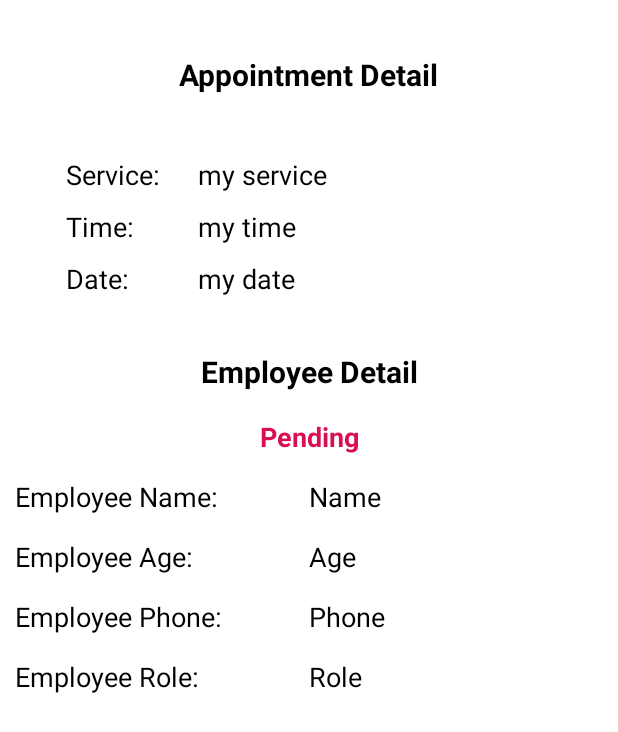
After one commit to Ken329/AndroidStudio_ClinicApp, an Android app: the layout popup_appointdetail.xml on its own in the app's theme, with its tools: preview values and no code run, on a phone screen of 412 x 824 dp. The commit adds this screen. Shown: the top 732 px of the screen. Run offline under Robolectric (Android 15) with nearby library versions, the phone set to English and light mode, and no system bars.

Commit message:
Done Project

```diff
--- a/app/src/main/java/com/example/clinicapplication/MainUser.java
+++ b/app/src/main/java/com/example/clinicapplication/MainUser.java
@@ -9,9 +9,11 @@ import android.content.Intent;
 import android.os.Bundle;
 import android.view.View;
 import android.view.ViewGroup;
+import android.widget.AdapterView;
 import android.widget.BaseAdapter;
 import android.widget.EditText;
 import android.widget.ImageButton;
+import android.widget.LinearLayout;
 import android.widget.ListView;
 import android.widget.TextView;
 import android.widget.Toast;
@@ -37,7 +39,7 @@ public class MainUser extends AppCompatActivity {
     DatabaseReference ref;
     Random rant;
     int count;
-    ArrayList<String> arrayservice, arraydate, arraytime, arrayperform;
+    ArrayList<String> arrayservice, arraydate, arraytime, arrayperform, arraycode;
     @Override
     protected void onCreate(Bundle savedInstanceState) {
         super.onCreate(savedInstanceState);
@@ -55,6 +57,7 @@ public class MainUser extends AppCompatActivity {
         arraydate = new ArrayList<>();
         arraytime = new ArrayList<>();
         arrayperform = new ArrayList<>();
+        arraycode = new ArrayList<>();
         Query query = FirebaseDatabase.getInstance().getReference("appointment")
                 .orderByChild("client")
                 .equalTo(username);
@@ -70,6 +73,7 @@ public class MainUser extends AppCompatActivity {
                     arraydate.add(s1.child("date").getValue().toString());
                     arraytime.add(s1.child("time").getValue().toString());
                     arrayperform.add(s1.child("performed").getValue().toString());
+                    arraycode.add(s1.child("code").getValue().toString());
                 }
                 customAdapter adapter = new customAdapter();
                 list.setAdapter(adapter);
@@ -92,6 +96,64 @@ public class MainUser extends AppCompatActivity {
                 getPopup();
             }
         });
+        list.setOnItemClickListener(new AdapterView.OnItemClickListener() {
+            @Override
+            public void onItemClick(AdapterView<?> parent, View view, int position, long id) {
+                listPop(arraycode.get(position), arrayperform.get(position));
+            }
+        });
+    }
+    public void listPop(String code, String perform){
+        dialog = new AlertDialog.Builder(this);
+        View v = getLayoutInflater().inflate(R.layout.popup_appointdetail, null);
+        TextView service = v.findViewById(R.id.tvUserService);
+        TextView time = v.findViewById(R.id.tvUserTime);
+        TextView date = v.findViewById(R.id.tvEmpName);
+        TextView name = v.findViewById(R.id.tvEmpName);
+        TextView age = v.findViewById(R.id.tvEmpAge);
+        TextView phone = v.findViewById(R.id.tvEmpPhone);
+        TextView role = v.findViewById(R.id.tvEmpRole);
+        LinearLayout pending = v.findViewById(R.id.linearPending);
+        LinearLayout lName = v.findViewById(R.id.linearEmpName);
+        LinearLayout lAge = v.findViewById(R.id.linearEmpAge);
+        LinearLayout lPhone = v.findViewById(R.id.linearEmpPhone);
+        LinearLayout lRole = v.findViewById(R.id.linearEmpRole);
+        if(perform.equals("pending")){
+            lName.setVisibility(View.INVISIBLE);
+            lAge.setVisibility(View.INVISIBLE);
+            lPhone.setVisibility(View.INVISIBLE);
+            lRole.setVisibility(View.INVISIBLE);
+        }else{
+            pending.setVisibility(View.INVISIBLE);
+             ref = FirebaseDatabase.getInstance().getReference("clinic").child("employee").child(perform);
+             ref.addListenerForSingleValueEvent(new ValueEventListener() {
+                 @Override
+                 public void onDataChange(@NonNull DataSnapshot snapshot) {
+                     name.setText(snapshot.child("employee_name").getValue().toString());
+                     age.setText(snapshot.child("employee_age").getValue().toString());
+                     phone.setText(snapshot.child("employee_phone").getValue().toString());
+                     role.setText(snapshot.child("employee_role").getValue().toString());
+                 }
+                 @Override
+                 public void onCancelled(@NonNull DatabaseError error) {
+                 }
+             });
+        }
+        ref = FirebaseDatabase.getInstance().getReference("appointment").child(code);
+        ref.addValueEventListener(new ValueEventListener() {
+            @Override
+            public void onDataChange(@NonNull DataSnapshot snapshot) {
+                service.setText(snapshot.child("service").getValue().toString());
+                time.setText(snapshot.child("time").getValue().toString());
+                date.setText(snapshot.child("date").getValue().toString());
+            }
+            @Override
+            public void onCancelled(@NonNull DatabaseError error) {
+            }
+        });
+        dialog.setView(v);
+        Dialog dialog1 = dialog.create();
+        dialog1.show();
     }
     public void getPopup(){
         dialog = new AlertDialog.Builder(this);
--- /dev/null
+++ b/app/src/main/res/layout/popup_appointdetail.xml
@@ -0,0 +1,301 @@
+<?xml version="1.0" encoding="utf-8"?>
+<androidx.constraintlayout.widget.ConstraintLayout
+    xmlns:android="http://schemas.android.com/apk/res/android"
+    xmlns:app="http://schemas.android.com/apk/res-auto"
+    xmlns:tools="http://schemas.android.com/tools"
+    android:layout_width="match_parent"
+    android:layout_height="match_parent">
+
+
+    <TextView
+        android:id="@+id/textView13"
+        android:layout_width="wrap_content"
+        android:layout_height="wrap_content"
+        android:layout_marginTop="36dp"
+        android:text="Appointment Detail"
+        android:textSize="20dp"
+        android:textColor="@color/black"
+        android:textStyle="bold"
+        app:layout_constraintEnd_toEndOf="parent"
+        app:layout_constraintStart_toStartOf="parent"
+        app:layout_constraintTop_toTopOf="parent" />
+
+    <TextView
+        android:id="@+id/textView14"
+        android:layout_width="wrap_content"
+        android:layout_height="wrap_content"
+        android:layout_marginStart="44dp"
+        android:layout_marginLeft="44dp"
+        android:layout_marginTop="104dp"
+        android:text="Service: "
+        android:textSize="18dp"
+        android:textColor="@color/black"
+        app:layout_constraintStart_toStartOf="parent"
+        app:layout_constraintTop_toTopOf="parent" />
+
+    <TextView
+        android:id="@+id/tvUserService"
+        android:layout_width="wrap_content"
+        android:layout_height="wrap_content"
+        android:layout_marginStart="20dp"
+        android:layout_marginLeft="20dp"
+        android:layout_marginTop="104dp"
+        android:text="my service"
+        android:textSize="18dp"
+        android:textColor="@color/black"
+        app:layout_constraintStart_toEndOf="@+id/textView14"
+        app:layout_constraintTop_toTopOf="parent" />
+
+    <TextView
+        android:id="@+id/textView16"
+        android:layout_width="wrap_content"
+        android:layout_height="wrap_content"
+        android:layout_marginStart="44dp"
+        android:layout_marginLeft="44dp"
+        android:text="Time: "
+        android:layout_marginTop="10dp"
+        android:textColor="@color/black"
+        android:textSize="18dp"
+        app:layout_constraintStart_toStartOf="parent"
+        app:layout_constraintTop_toBottomOf="@+id/textView14" />
+
+    <TextView
+        android:id="@+id/tvUserTime"
+        android:layout_width="wrap_content"
+        android:layout_height="wrap_content"
+        android:layout_marginStart="20dp"
+        android:layout_marginLeft="20dp"
+        android:layout_marginTop="10dp"
+        android:text="my time"
+        android:textColor="@color/black"
+        android:textSize="18dp"
+        app:layout_constraintStart_toEndOf="@+id/textView14"
+        app:layout_constraintTop_toBottomOf="@+id/tvUserService" />
+
+    <TextView
+        android:id="@+id/textView18"
+        android:layout_width="wrap_content"
+        android:layout_height="wrap_content"
+        android:layout_marginStart="44dp"
+        android:layout_marginLeft="44dp"
+        android:text="Date: "
+        android:layout_marginTop="10dp"
+        android:textColor="@color/black"
+        android:textSize="18dp"
+        app:layout_constraintStart_toStartOf="parent"
+        app:layout_constraintTop_toBottomOf="@+id/textView16" />
+
+    <TextView
+        android:id="@+id/tvUserDate"
+        android:layout_width="wrap_content"
+        android:layout_height="wrap_content"
+        android:layout_marginStart="20dp"
+        android:layout_marginLeft="20dp"
+        android:text="my date"
+        android:layout_marginTop="10dp"
+        android:textColor="@color/black"
+        android:textSize="18dp"
+        app:layout_constraintStart_toEndOf="@+id/textView14"
+        app:layout_constraintTop_toBottomOf="@+id/tvUserTime" />
+
+    <TextView
+        android:id="@+id/textView20"
+        android:layout_width="wrap_content"
+        android:layout_height="wrap_content"
+        android:layout_marginTop="36dp"
+        android:text="Employee Detail"
+        android:textColor="@color/black"
+        android:textSize="20dp"
+        android:textStyle="bold"
+        app:layout_constraintEnd_toEndOf="parent"
+        app:layout_constraintHorizontal_bias="0.502"
+        app:layout_constraintStart_toStartOf="parent"
+        app:layout_constraintTop_toBottomOf="@+id/tvUserDate" />
+
+    <LinearLayout
+        android:layout_width="match_parent"
+        android:layout_height="200dp"
+        android:layout_marginTop="4dp"
+        android:orientation="vertical"
+        android:layout_marginBottom="10dp"
+        android:weightSum="5"
+        app:layout_constraintBottom_toBottomOf="parent"
+        app:layout_constraintEnd_toEndOf="parent"
+        app:layout_constraintHorizontal_bias="0.0"
+        app:layout_constraintStart_toStartOf="parent"
+        app:layout_constraintTop_toBottomOf="@+id/textView20"
+        app:layout_constraintVertical_bias="0.017">
+
+        <LinearLayout
+            android:id="@+id/linearPending"
+            android:layout_width="match_parent"
+            android:layout_height="match_parent"
+            android:layout_weight="1"
+            android:orientation="horizontal">
+
+            <TextView
+                android:layout_width="match_parent"
+                android:layout_height="match_parent"
+                android:gravity="center"
+                android:text="Pending"
+                android:textColor="@color/red"
+                android:textSize="18dp"
+                android:textStyle="bold"></TextView>
+        </LinearLayout>
+
+        <LinearLayout
+            android:id="@+id/linearEmpName"
+            android:layout_width="match_parent"
+            android:layout_height="match_parent"
+            android:layout_weight="1"
+            android:orientation="horizontal"
+            android:weightSum="2">
+
+            <LinearLayout
+                android:layout_width="match_parent"
+                android:layout_height="match_parent"
+                android:layout_weight="1">
+
+                <TextView
+                    android:layout_width="wrap_content"
+                    android:layout_height="wrap_content"
+                    android:layout_gravity="center"
+                    android:layout_marginLeft="10dp"
+                    android:text="Employee Name:"
+                    android:textColor="@color/black"
+                    android:textSize="18dp"></TextView>
+            </LinearLayout>
+
+            <LinearLayout
+                android:layout_width="match_parent"
+                android:layout_height="match_parent"
+                android:layout_weight="1">
+
+                <TextView
+                    android:id="@+id/tvEmpName"
+                    android:layout_width="wrap_content"
+                    android:layout_height="wrap_content"
+                    android:layout_gravity="center"
+                    android:text="Name"
+                    android:textColor="@color/black"
+                    android:textSize="18dp"></TextView>
+            </LinearLayout>
+        </LinearLayout>
+
+        <LinearLayout
+            android:id="@+id/linearEmpAge"
+            android:layout_width="match_parent"
+            android:layout_height="match_parent"
+            android:layout_weight="1"
+            android:orientation="horizontal">
+
+            <LinearLayout
+                android:layout_width="match_parent"
+                android:layout_height="match_parent"
+                android:layout_weight="1">
+
+                <TextView
+                    android:layout_width="wrap_content"
+                    android:layout_height="wrap_content"
+                    android:layout_gravity="center"
+                    android:layout_marginLeft="10dp"
+                    android:text="Employee Age:"
+                    android:textColor="@color/black"
+                    android:textSize="18dp"></TextView>
+            </LinearLayout>
+
+            <LinearLayout
+                android:layout_width="match_parent"
+                android:layout_height="match_parent"
+                android:layout_weight="1">
+
+                <TextView
+                    android:id="@+id/tvEmpAge"
+                    android:layout_width="wrap_content"
+                    android:layout_height="wrap_content"
+                    android:layout_gravity="center"
+                    android:text="Age"
+                    android:textColor="@color/black"
+                    android:textSize="18dp"></TextView>
+            </LinearLayout>
+        </LinearLayout>
+
+        <LinearLayout
+            android:id="@+id/linearEmpPhone"
+            android:layout_width="match_parent"
+            android:layout_height="match_parent"
+            android:layout_weight="1"
+            android:orientation="horizontal">
+
+            <LinearLayout
+                android:layout_width="match_parent"
+                android:layout_height="match_parent"
+                android:layout_weight="1">
+
+                <TextView
+                    android:layout_width="wrap_content"
+                    android:layout_height="wrap_content"
+                    android:layout_gravity="center"
+                    android:layout_marginLeft="10dp"
+                    android:text="Employee Phone:"
+                    android:textColor="@color/black"
+                    android:textSize="18dp"></TextView>
+            </LinearLayout>
+
+            <LinearLayout
+                android:layout_width="match_parent"
+                android:layout_height="match_parent"
+                android:layout_weight="1">
+
+                <TextView
+                    android:id="@+id/tvEmpPhone"
+                    android:layout_width="wrap_content"
+                    android:layout_height="wrap_content"
+                    android:layout_gravity="center"
+                    android:text="Phone"
+                    android:textColor="@color/black"
+                    android:textSize="18dp"></TextView>
+            </LinearLayout>
+        </LinearLayout>
+
+        <LinearLayout
+            android:id="@+id/linearEmpRole"
+            android:layout_width="match_parent"
+            android:layout_height="match_parent"
+            android:layout_weight="1"
+            android:orientation="horizontal">
+
+            <LinearLayout
+                android:layout_width="match_parent"
+                android:layout_height="match_parent"
+                android:layout_weight="1">
+
+                <TextView
+                    android:layout_width="wrap_content"
+                    android:layout_height="wrap_content"
+                    android:layout_gravity="center"
+                    android:layout_marginLeft="10dp"
+                    android:text="Employee Role:"
+                    android:textColor="@color/black"
+                    android:textSize="18dp"></TextView>
+            </LinearLayout>
+
+            <LinearLayout
+                android:layout_width="match_parent"
+                android:layout_height="match_parent"
+                android:layout_weight="1">
+
+                <TextView
+                    android:id="@+id/tvEmpRole"
+                    android:layout_width="wrap_content"
+                    android:layout_height="wrap_content"
+                    android:layout_gravity="center"
+                    android:text="Role"
+                    android:textColor="@color/black"
+                    android:textSize="18dp"></TextView>
+            </LinearLayout>
+        </LinearLayout>
+
+    </LinearLayout>
+
+</androidx.constraintlayout.widget.ConstraintLayout>
--- a/app/src/main/res/values/colors.xml
+++ b/app/src/main/res/values/colors.xml
@@ -7,4 +7,5 @@
     <color name="teal_700">#FF018786</color>
     <color name="black">#FF000000</color>
     <color name="white">#FFFFFFFF</color>
+    <color name="red">#D80F53</color>
 </resources>
```
